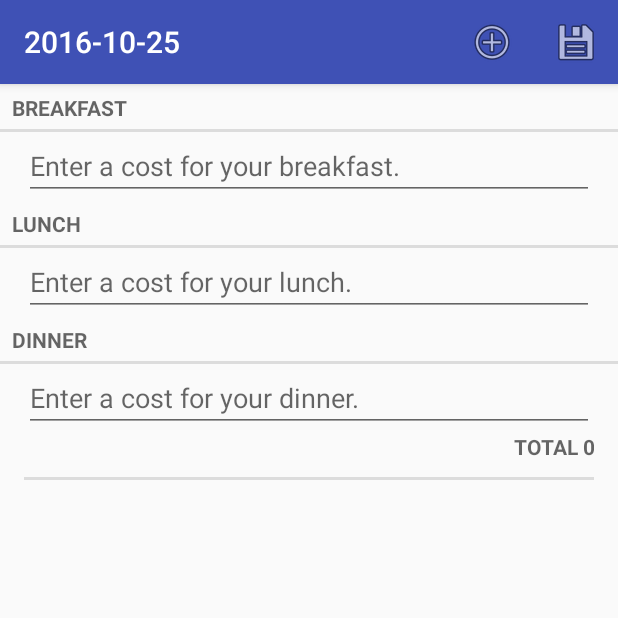
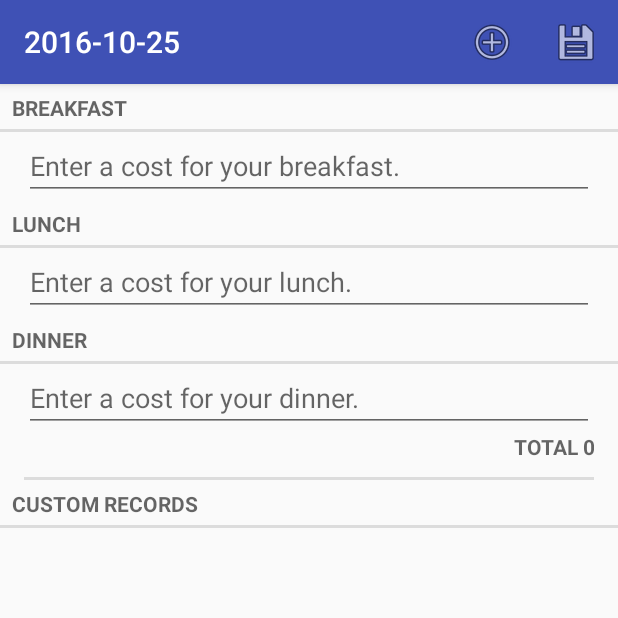
Before and after one commit to Chorior/livingExpenseRecord, an Android app: the screen it shows after launch (RecordActivity), on a phone screen of 412 x 824 dp, the top half of it. Run offline under Robolectric (Android 15) with nearby library versions, the phone set to English and light mode, and no system bars.

Commit message:
add custom record listview

```diff
--- a/livingExpenseRecord/app/src/main/java/org/chorior/pengzhen/livingexpenserecord/Record.java
+++ b/livingExpenseRecord/app/src/main/java/org/chorior/pengzhen/livingexpenserecord/Record.java
@@ -124,6 +124,10 @@ public class Record extends Object {
         }
     };
 
+    public ArrayList<CustomRecord> getmCustomRecords() {
+        return mCustomRecords;
+    }
+
     public void addCustomRecord(CustomRecord customRecord){
         mCustomRecords.add(customRecord);
     }
--- a/livingExpenseRecord/app/src/main/java/org/chorior/pengzhen/livingexpenserecord/RecordFragment.java
+++ b/livingExpenseRecord/app/src/main/java/org/chorior/pengzhen/livingexpenserecord/RecordFragment.java
@@ -2,6 +2,7 @@ package org.chorior.pengzhen.livingexpenserecord;
 
 import android.content.Intent;
 import android.os.Bundle;
+import android.support.annotation.NonNull;
 import android.support.v4.app.Fragment;
 import android.text.format.DateFormat;
 import android.view.LayoutInflater;
@@ -10,9 +11,12 @@ import android.view.MenuInflater;
 import android.view.MenuItem;
 import android.view.View;
 import android.view.ViewGroup;
+import android.widget.ArrayAdapter;
 import android.widget.EditText;
+import android.widget.ListView;
 import android.widget.TextView;
 
+import java.util.ArrayList;
 import java.util.Date;
 
 /**
@@ -26,6 +30,8 @@ public class RecordFragment extends Fragment {
     private EditText mDinnerField;
     private TextView mTotal_today;
     private final String str_total_today_prefix = "TOTAL ";
+
+    private CustomRecordAdapter adapter;
 
     @Override
     public void onCreate(Bundle savedInstanceState)
@@ -49,6 +55,10 @@ public class RecordFragment extends Fragment {
         mTotal_today = (TextView)v.findViewById(R.id.record_total_today);
         mTotal_today.setText(str_total_today_prefix + "" +
                 mRecord.getmTotal_today());
+
+        adapter = new CustomRecordAdapter(mRecord.getmCustomRecords());
+        ListView listView = (ListView)v.findViewById(R.id.custom_record_list);
+        listView.setAdapter(adapter);
 
         return v;
     }
@@ -100,6 +110,8 @@ public class RecordFragment extends Fragment {
 
     public void updateRecordFragmentView(){
         if(0 != RecordLab.get(getActivity()).getRecords().size()){
+            adapter.notifyDataSetChanged();
+
             boolean isFound = false;
             for(Record r : RecordLab.get(getActivity()).getRecords()){
                 Record record = new Record();
@@ -156,4 +168,33 @@ public class RecordFragment extends Fragment {
             RecordLab.get(getActivity()).getCustomRecords().clear();
         }
     }
+
+    private class CustomRecordAdapter extends ArrayAdapter<CustomRecord>{
+        public CustomRecordAdapter(ArrayList<CustomRecord> customRecords){
+            super(getActivity(),0,customRecords);
+        }
+
+        @NonNull
+        @Override
+        public View getView(int position, View convertView, ViewGroup parent) {
+            // if we weren't given a view, inflate one
+            if(null == convertView){
+                convertView = getActivity().getLayoutInflater()
+                        .inflate(R.layout.list_item_custom_record, null);
+            }
+
+            // configure the view for this record
+            CustomRecord customRecord = getItem(position);
+
+            TextView TitleTextView =
+                    (TextView)convertView.findViewById(R.id.custom_record_list_item_title);
+            TitleTextView.setText(customRecord.getTitle());
+
+            TextView costTextView =
+                    (TextView)convertView.findViewById(R.id.custom_record_list_item_cost);
+            costTextView.setText(String.valueOf(customRecord.getCost()));
+
+            return convertView;
+        }
+    }
 }
--- a/livingExpenseRecord/app/src/main/res/layout/fragment_custom_record.xml
+++ b/livingExpenseRecord/app/src/main/res/layout/fragment_custom_record.xml
@@ -32,6 +32,8 @@
         android:layout_marginLeft="16dp"
         android:layout_marginRight="16dp"
         android:maxLines="1"
+        android:maxLength="7"
+        android:inputType="number"
         android:hint="@string/custom_cost_hint"
         />
     <TextView
@@ -46,7 +48,6 @@
         android:layout_height="wrap_content"
         android:layout_marginLeft="16dp"
         android:layout_marginRight="16dp"
-        android:maxLines="1"
         android:hint="@string/custom_text_hint"
         android:inputType="textMultiLine"
         />
--- a/livingExpenseRecord/app/src/main/res/layout/fragment_record.xml
+++ b/livingExpenseRecord/app/src/main/res/layout/fragment_record.xml
@@ -66,5 +66,16 @@
         android:layout_marginRight="16dp"
         style="?android:listSeparatorTextViewStyle"
         />
-
+    <TextView
+        android:layout_width="match_parent"
+        android:layout_height="wrap_content"
+        android:text="@string/custom_record_label"
+        style="?android:listSeparatorTextViewStyle"
+        />
+    <ListView
+        android:id="@+id/custom_record_list"
+        android:layout_width="match_parent"
+        android:layout_height="wrap_content"
+        >
+    </ListView>
 </LinearLayout>
--- /dev/null
+++ b/livingExpenseRecord/app/src/main/res/menu/record_list_item_context.xml
@@ -0,0 +1,8 @@
+<?xml version="1.0" encoding="utf-8"?>
+<menu xmlns:android="http://schemas.android.com/apk/res/android">
+    <item
+        android:id="@+id/menu_item_delete_record"
+        android:icon="@android:drawable/ic_menu_delete"
+        android:title="@string/delete_record"
+        />
+</menu>
--- a/livingExpenseRecord/app/src/main/res/values/strings.xml
+++ b/livingExpenseRecord/app/src/main/res/values/strings.xml
@@ -6,10 +6,12 @@
     <string name="record_breakfast_label">BREAKFAST</string>
     <string name="record_lunch_label">LUNCH</string>
     <string name="record_dinner_label">DINNER</string>
-    <string name="record_date_label">DATE</string>
+    <string name="custom_record_label">CUSTOM RECORDS</string>
     <string name="record_totalToday_label">TOTAL</string>
     <string name="record_list_item_totalTodayText">Record totalToday</string>
     <string name="record_list_item_dateText">Record Date</string>
+    <string name="custom_record_item_titleText">Title</string>
+    <string name="custom_record_item_costText">cost</string>
     <string name="save_record">Save Record</string>
     <string name="add_custom_record">Add Custom Record</string>
     <string name="delete_record">Delete Record</string>
```
Also changed, not shown: livingExpenseRecord/app/src/main/res/layout/list_item_custom_record.xml (added, +31 -0 lines).
